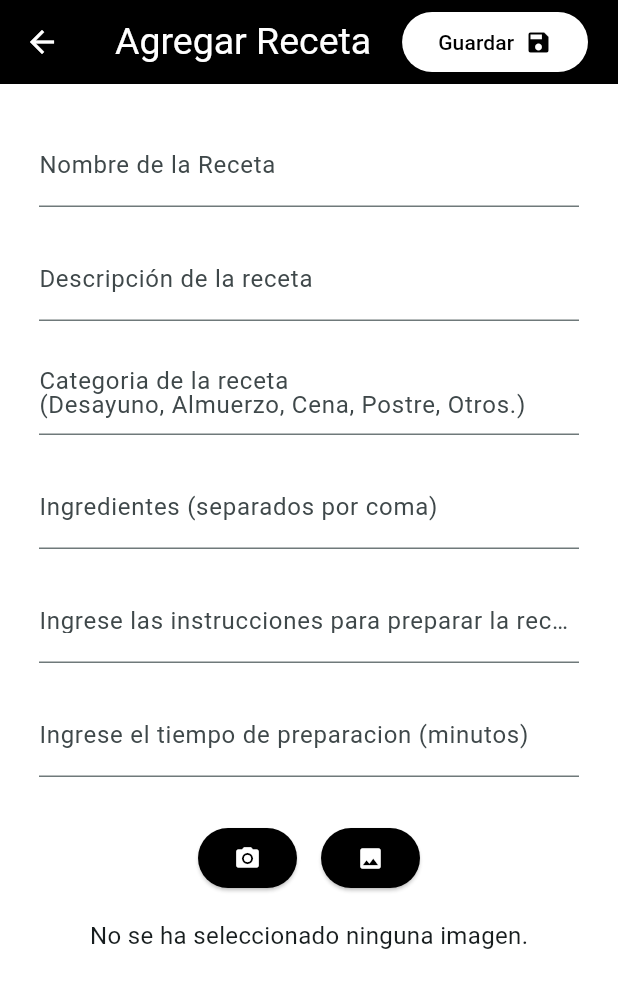
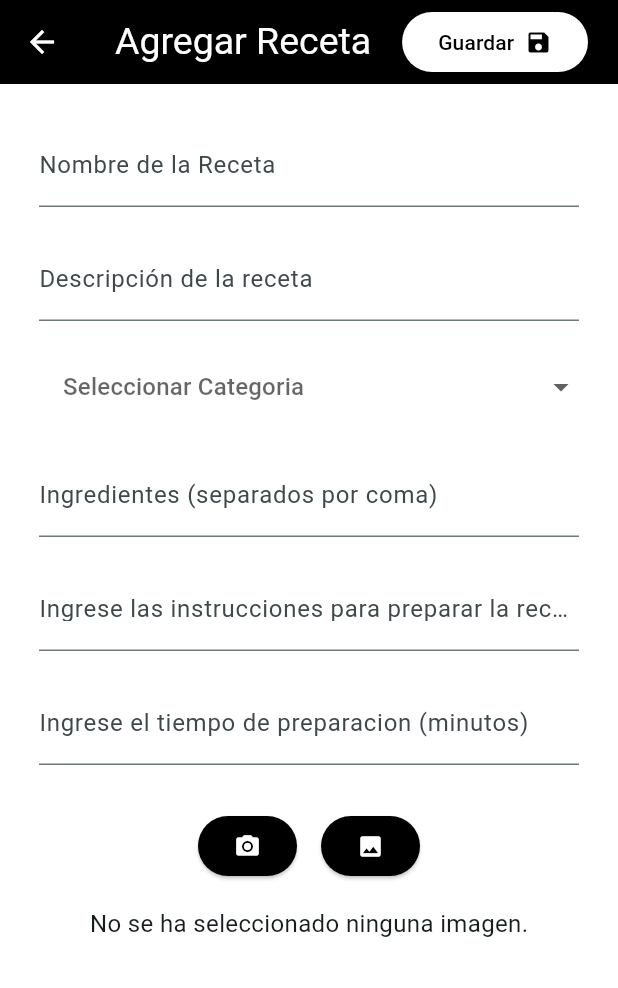
Before and after one commit to gmmaliel24/recetario, a Flutter app: the AgregaRreceta screen opened directly with empty values, on a phone screen of 412 x 824 dp. Shown: the top 988 px of the screen. Run offline on Flutter 3.47's test engine with Material 3 defaults, Android fonts, the phone set to English and light mode, and no system bars; drawn by our look-alikes of dropdown_button2; our stand-ins replace image_picker, sqflite; accounts and stored records are empty; network calls fail.

Commit message:
Modificamos la categoría

```diff
--- a/lib/models/datosEstructura.dart
+++ b/lib/models/datosEstructura.dart
@@ -6,7 +6,7 @@ class Receta {
   final String procedimientoReceta;
   final List<String> ingredientesReceta;
   final int tiempoReceta;
-  final String categoriaReceta;
+  final String? categoriaReceta;
   final int estado;
   final int? idUsuario;
 
--- a/lib/pantallas/agregarReceta.dart
+++ b/lib/pantallas/agregarReceta.dart
@@ -5,6 +5,7 @@ import 'package:image_picker/image_picker.dart';
 import 'package:path_provider/path_provider.dart';
 import 'package:proyecto_recetario/database/db.dart';
 import 'package:proyecto_recetario/models/datosEstructura.dart';
+import 'package:dropdown_button2/dropdown_button2.dart';
 
 class AgregaRreceta extends StatefulWidget {
   final dynamic idUsuario;
@@ -25,9 +26,18 @@ class _AgregaRrecetaState extends State<AgregaRreceta> {
   final TextEditingController _controllerInstruccionesReceta =
       TextEditingController();
   final TextEditingController _controllerTiempoReceta = TextEditingController();
-  final TextEditingController _controllerCategoriaReceta =
-      TextEditingController();
   File? _imageReceta;
+
+  final List<String> items = [
+    'Desayuno',
+    'Almuerzo',
+    'Cena',
+    'Postre',
+    'Refacción',
+    'Bebida Fría',
+    'Bebida Caliente',
+  ];
+  String? selectedValued;
 
   Future<void> pickImage({required bool fromCamarera}) async {
     try {
@@ -53,7 +63,7 @@ class _AgregaRrecetaState extends State<AgregaRreceta> {
       String ingredientesReceta = _controllerIngredientesReceta.text;
       String instruccionesReceta = _controllerInstruccionesReceta.text;
       String tiempoReceta = _controllerTiempoReceta.text;
-      String categoriaReceta = _controllerCategoriaReceta.text;
+      String? categoriaReceta = selectedValued;
       File? imagen = _imageReceta;
 
       if (nombreReceta.isEmpty ||
@@ -179,6 +189,29 @@ class _AgregaRrecetaState extends State<AgregaRreceta> {
                   ),
                 ),
                 Padding(
+                  padding: EdgeInsets.all(10.0),
+                  child: DropdownButtonHideUnderline(
+                    child: DropdownButton2<String>(
+                      isExpanded: true,
+                      hint: Text(
+                        'Seleccionar Categoria',
+                      ),
+                      items: items
+                          .map((String item) => DropdownMenuItem<String>(
+                                value: item,
+                                child: Text(item),
+                              ))
+                          .toList(),
+                      value: selectedValued,
+                      onChanged: (String? value) {
+                        setState(() {
+                          selectedValued = value;
+                        });
+                      },
+                    ),
+                  ),
+                ),
+                /*Padding(
                   padding: const EdgeInsets.all(10.0),
                   child: TextFormField(
                     controller: _controllerCategoriaReceta,
@@ -192,7 +225,7 @@ class _AgregaRrecetaState extends State<AgregaRreceta> {
                       return null;
                     },
                   ),
-                ),
+                ),*/
                 Padding(
                   padding: const EdgeInsets.all(10.0),
                   child: TextFormField(
--- a/lib/pantallas/recetas.dart
+++ b/lib/pantallas/recetas.dart
@@ -1,6 +1,5 @@
 import 'dart:convert';
 import 'dart:io';
-
 import 'package:flutter/material.dart';
 import 'package:proyecto_recetario/database/db.dart';
 import 'package:proyecto_recetario/models/datosEstructura.dart';
@@ -35,7 +34,7 @@ class _RecetasUsuario extends State<RecetasUsuario> {
         _recetasFiltradas = _recetas;
       } else {
         _recetasFiltradas = _recetas.where((receta) {
-          return receta.categoriaReceta
+          return receta.categoriaReceta!
               .toLowerCase()
               .contains(query.toLowerCase());
         }).toList();
--- a/lib/pantallas/verReceta.dart
+++ b/lib/pantallas/verReceta.dart
@@ -87,7 +87,7 @@ class VerReceta extends StatelessWidget {
                   fontWeight: FontWeight.bold,
                 ),
               ),
-              Text(receta.categoriaReceta),
+              Text(receta.categoriaReceta!),
               SizedBox(
                 height: 50,
               )
--- a/pubspec.yaml
+++ b/pubspec.yaml
@@ -16,6 +16,7 @@ dependencies:
   path_provider: ^2.1.2
   image_picker: ^1.1.2
   cupertino_icons: ^1.0.6
+  dropdown_button2: ^2.3.8
 
 dev_dependencies:
   flutter_test:
```
Also changed, not shown: lib/pantallas/editarReceta.dart (+36 -4 lines), pubspec.lock.
